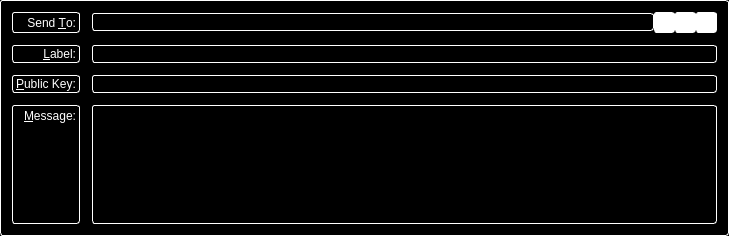
Old version of the form src/qt/forms/sendmessagesentry.ui in the repository vergecurrency/verge.
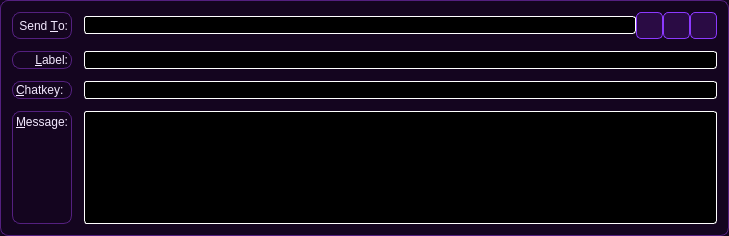
New version of the form. Icons and pictures are not drawn. Custom widgets are drawn as their Qt base class.

```diff
--- a/src/qt/forms/sendmessagesentry.ui
+++ b/src/qt/forms/sendmessagesentry.ui
@@ -429,7 +429,7 @@
    <string>Form</string>
   </property>
   <property name="styleSheet">
-   <string notr="true">background: rgb(0,0,0); color: rgb(255,255,255); border: 1px inset white; border-radius: 3px; margin: 0px;</string>
+   <string notr="true">background: rgb(20,5,31); color: rgb(243,233,255); border: 1px solid rgb(84,32,127); border-radius: 8px; margin: 0px;</string>
   </property>
   <property name="frameShape">
    <enum>QFrame::StyledPanel</enum>
@@ -465,7 +465,13 @@
         <string>Choose address from address book</string>
        </property>
        <property name="styleSheet">
-        <string notr="true">background-color: rgb(255, 255, 255);</string>
+        <string notr="true">background-color: rgb(42, 11, 68); color: rgb(243, 233, 255); border: 1px solid rgb(140, 57, 255); border-radius: 5px; padding: 3px;</string>
+       </property>
+       <property name="iconSize">
+        <size>
+         <width>16</width>
+         <height>16</height>
+        </size>
        </property>
        <property name="text">
         <string/>
@@ -485,7 +491,13 @@
         <string>Paste address from clipboard</string>
        </property>
        <property name="styleSheet">
-        <string notr="true">background-color: rgb(255, 255, 255);</string>
+        <string notr="true">background-color: rgb(42, 11, 68); color: rgb(243, 233, 255); border: 1px solid rgb(140, 57, 255); border-radius: 5px; padding: 3px;</string>
+       </property>
+       <property name="iconSize">
+        <size>
+         <width>16</width>
+         <height>16</height>
+        </size>
        </property>
        <property name="text">
         <string/>
@@ -505,7 +517,13 @@
         <string>Remove this recipient</string>
        </property>
        <property name="styleSheet">
-        <string notr="true">background-color: rgb(255, 255, 255);</string>
+        <string notr="true">background-color: rgb(42, 11, 68); color: rgb(243, 233, 255); border: 1px solid rgb(140, 57, 255); border-radius: 5px; padding: 3px;</string>
+       </property>
+       <property name="iconSize">
+        <size>
+         <width>16</width>
+         <height>16</height>
+        </size>
        </property>
        <property name="text">
         <string/>
@@ -521,8 +539,8 @@
    <item row="6" column="0">
     <widget class="QLabel" name="messageLabel">
      <property name="styleSheet">
-      <string notr="true">background-color: rgb(0, 0, 0);
-color: rgb(255, 255, 255);</string>
+      <string notr="true">background: transparent;
+color: rgb(243, 233, 255);</string>
      </property>
      <property name="text">
       <string>&amp;Message:</string>
@@ -538,8 +556,8 @@
    <item row="3" column="0">
     <widget class="QLabel" name="label_2">
      <property name="styleSheet">
-      <string notr="true">background-color: rgb(0, 0, 0);
-color: rgb(255, 255, 255);</string>
+      <string notr="true">background: transparent;
+color: rgb(243, 233, 255);</string>
      </property>
      <property name="text">
       <string>Send &amp;To:</string>
@@ -584,8 +602,8 @@
    <item row="4" column="0">
     <widget class="QLabel" name="label_4">
      <property name="styleSheet">
-      <string notr="true">background-color: rgb(0, 0, 0);
-color: rgb(255, 255, 255);</string>
+      <string notr="true">background: transparent;
+color: rgb(243, 233, 255);</string>
      </property>
      <property name="text">
       <string>&amp;Label:</string>
@@ -601,11 +619,11 @@
    <item row="5" column="0">
     <widget class="QLabel" name="publicKeyLabel">
      <property name="styleSheet">
-      <string notr="true">background-color: rgb(0, 0, 0);
-color: rgb(255, 255, 255);</string>
+      <string notr="true">background: transparent;
+color: rgb(243, 233, 255);</string>
      </property>
      <property name="text">
-      <string>&amp;Public Key:</string>
+      <string>&amp;Chatkey:</string>
      </property>
      <property name="buddy">
       <cstring>publicKey</cstring>
```
Left out of the diff: 8 changed lines with no effect on the pictures.
